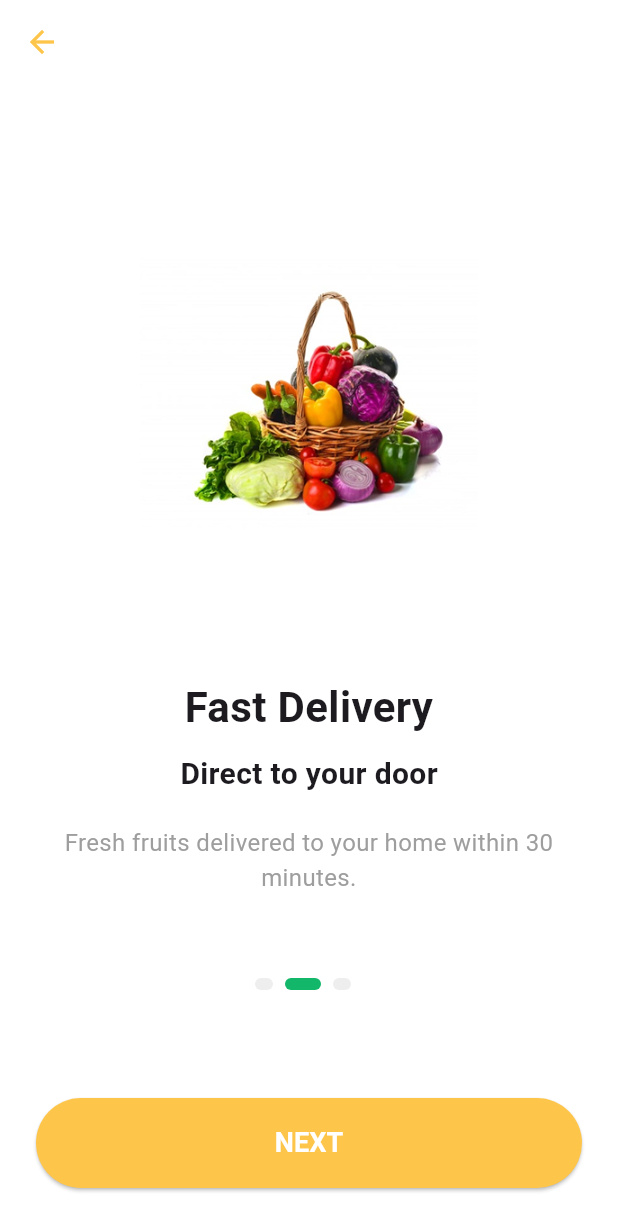
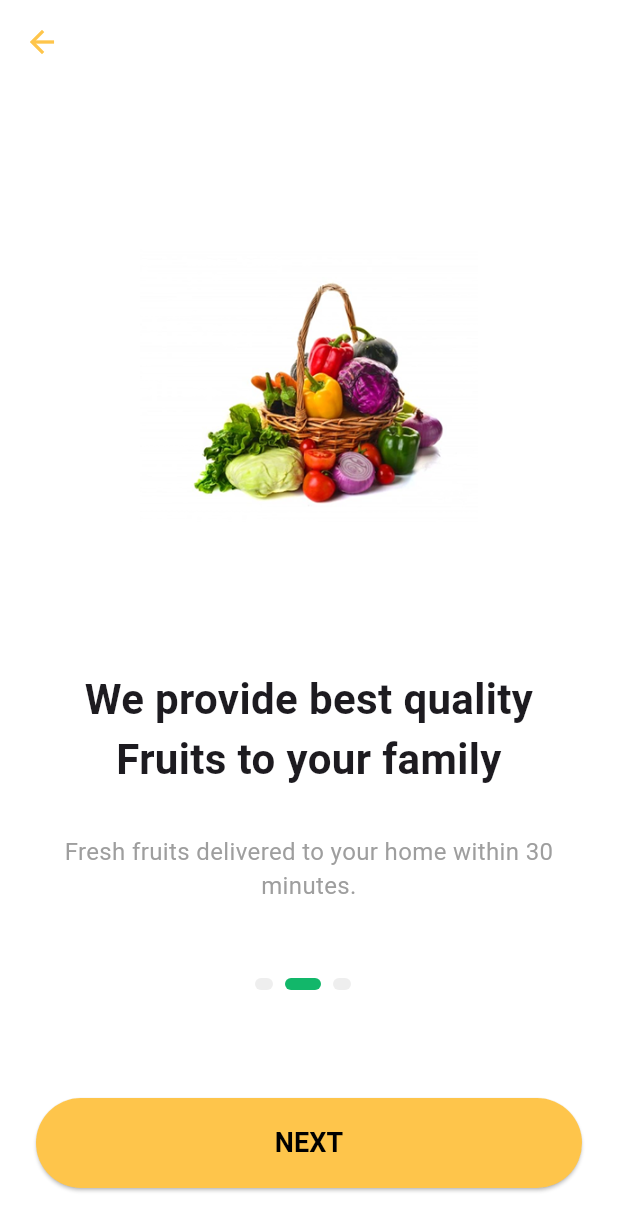
Before and after one commit to IsmailCoder366/frisky_fruits, a Flutter app: the screen it shows after launch, swiped to page 2, on a phone screen of 412 x 824 dp. Shown: the top 1231 px of the screen. Run offline on Flutter 3.47's test engine with Material 3 defaults, Android fonts, the phone set to English and light mode, and no system bars; our stand-ins replace flutter_bloc.

Commit message:
changes done

```diff
--- a/lib/features/onboarding/screens/onboarding_screen.dart
+++ b/lib/features/onboarding/screens/onboarding_screen.dart
@@ -68,20 +68,17 @@ class _OnboardingScreenState extends State<OnboardingScreen> {
                   children: const [
                     OnboardingBody(
                       image: 'assets/images/onboarding1.png',
-                      title: 'Welcome to Fresh Fruits',
-                      subtitle: 'Grocery application',
+                      title: 'Welcome to Fresh Fruits\nGrocery application',
                       description: 'Lorem ipsum dolor sit amet, consectetur adipiscing elit.',
                     ),
                     OnboardingBody(
                       image: 'assets/images/onboarding2.png',
-                      title: 'Fast Delivery',
-                      subtitle: 'Direct to your door',
+                      title: 'We provide best quality\nFruits to your family',
                       description: 'Fresh fruits delivered to your home within 30 minutes.',
                     ),
                     OnboardingBody(
                       image: 'assets/images/onboarding3.png',
-                      title: 'Secure Payment',
-                      subtitle: 'New concept included',
+                      title: 'Fast and responsibily\ndelivery by our courir ',
                       description: 'Integrated with Stripe for a frisky shopping experience.',
                     ),
                   ],
@@ -121,10 +118,10 @@ class _OnboardingScreenState extends State<OnboardingScreen> {
                     },
                     child: state.currentIndex < 2 ?  Text(
                       "NEXT",
-                      style: TextStyle(color: Colors.white, fontSize: 18, fontWeight: FontWeight.bold),
+                      style: TextStyle(color: Colors.black, fontSize: 18, fontWeight: FontWeight.bold),
                     )  : Text(
                       "SUBMIT",
-                      style: TextStyle(color: Colors.white, fontSize: 18, fontWeight: FontWeight.bold),
+                      style: TextStyle(color: Colors.black, fontSize: 18, fontWeight: FontWeight.bold),
                     )
                   ),
                 ),
--- a/lib/features/onboarding/widgets/onboarding_body.dart
+++ b/lib/features/onboarding/widgets/onboarding_body.dart
@@ -3,14 +3,14 @@ import 'package:flutter/material.dart';
 class OnboardingBody extends StatelessWidget {
   final String image;
   final String title;
-  final String subtitle;
+  final String?subtitle;
   final String description;
 
   const OnboardingBody({
     super.key,
     required this.image,
     required this.title,
-    required this.subtitle,
+     this.subtitle,
     required this.description,
   });
 
@@ -29,10 +29,7 @@ class OnboardingBody extends StatelessWidget {
             style: const TextStyle(fontSize: 28, fontWeight: FontWeight.bold),
           ),
           const SizedBox(height: 10),
-          Text(
-            subtitle,
-            style: const TextStyle(fontSize: 20, fontWeight: FontWeight.w600),
-          ),
+
           const SizedBox(height: 20),
           Text(
             description,
```
